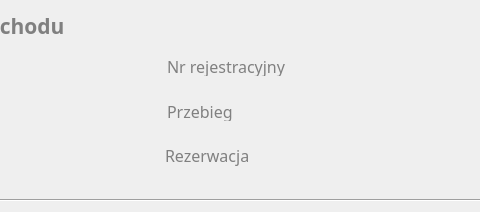
This is carblock.ui in RStravinsky/CarRental as Qt 5 draws it before an edit; both pictures show x 145 to 625 and y 0 to 212 of the 800 by 212 pixel window. The edited form follows.
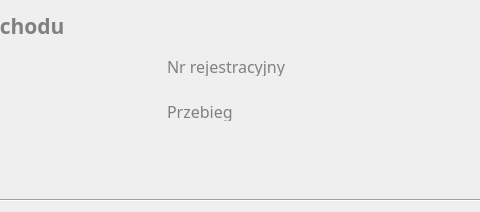
This is the edited form. Icons and pictures are not drawn.

What changed in the file:
```diff
--- a/carblock.ui
+++ b/carblock.ui
@@ -269,25 +269,6 @@
     <bool>true</bool>
    </property>
   </widget>
-  <widget class="QLabel" name="lblReservation">
-   <property name="geometry">
-    <rect>
-     <x>310</x>
-     <y>145</y>
-     <width>151</width>
-     <height>21</height>
-    </rect>
-   </property>
-   <property name="font">
-    <font>
-     <family>Sans</family>
-     <pointsize>12</pointsize>
-    </font>
-   </property>
-   <property name="text">
-    <string>Rezerwacja</string>
-   </property>
-  </widget>
  </widget>
  <resources>
   <include location="resources.qrc"/>
```
Left out of the diff: 19 changed lines with no effect on the pictures.
